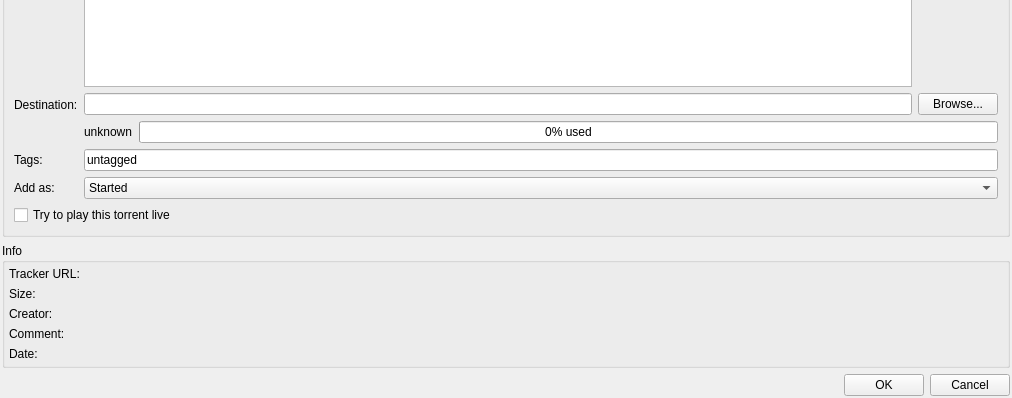
Above: src/plugins/bittorrent/addtorrent.ui from 0xd34df00d/leechcraft before the change; both pictures show x 0 to 1012 and y 222 to 620 of the 1012 by 620 pixel window. Below: the same form after it.
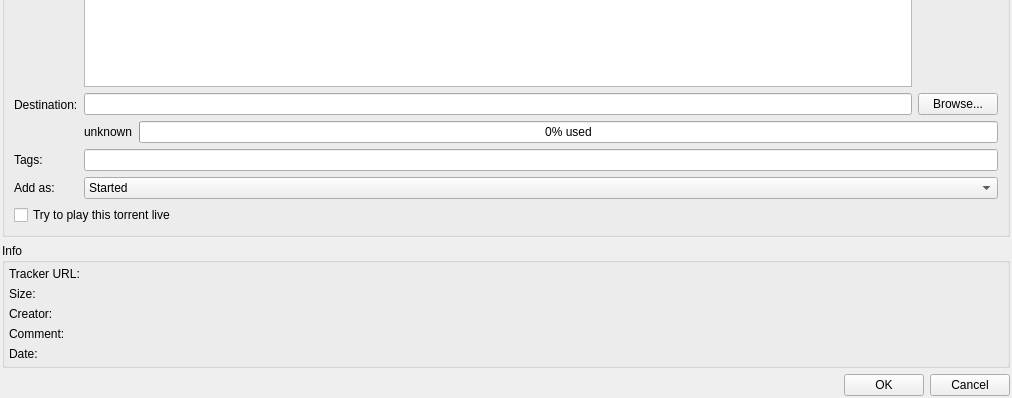
That is the form after the change. Icons and pictures are not drawn.

Commit message: [Overall] Remove the `"untagged"` default tag

Diff of the .ui file:
```diff
--- a/src/plugins/bittorrent/addtorrent.ui
+++ b/src/plugins/bittorrent/addtorrent.ui
@@ -243,9 +243,6 @@
       </item>
       <item row="3" column="1">
        <widget class="QLineEdit" name="TagsEdit_">
-        <property name="text">
-         <string>untagged</string>
-        </property>
        </widget>
       </item>
       <item row="4" column="0">
```
The commit also changes 4 other files.
